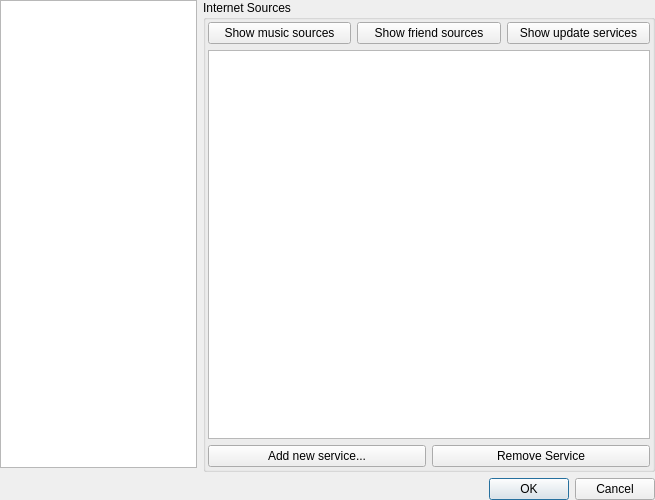
Before: the Qt Designer form src/stackedsettingsdialog.ui in tomahawk-player/tomahawk, drawn with Qt 5.
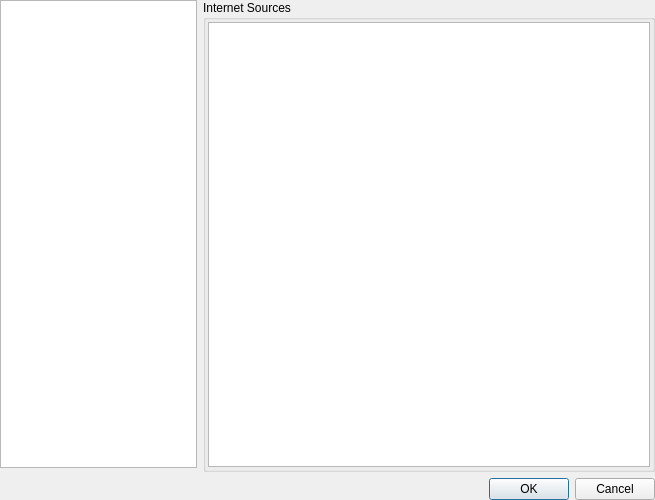
After: the same form once the commit is applied. Custom widgets are drawn as their Qt base class.

Diff of the .ui file:
```diff
--- a/src/stackedsettingsdialog.ui
+++ b/src/stackedsettingsdialog.ui
@@ -102,51 +102,11 @@
              <number>2</number>
             </property>
             <item>
-             <layout class="QHBoxLayout" name="horizontalLayout_2">
-              <item>
-               <widget class="QPushButton" name="showResolvers">
-                <property name="text">
-                 <string>Show music sources</string>
-                </property>
-               </widget>
-              </item>
-              <item>
-               <widget class="QPushButton" name="showSIP">
-                <property name="text">
-                 <string>Show friend sources</string>
-                </property>
-               </widget>
-              </item>
-              <item>
-               <widget class="QPushButton" name="showPushAccounts">
-                <property name="text">
-                 <string>Show update services</string>
-                </property>
-               </widget>
-              </item>
-             </layout>
+             <layout class="QHBoxLayout" name="horizontalLayout_2"/>
             </item>
             <item>
              <widget class="QListView" name="accountsView"/>
             </item>
-            <item>
-             <layout class="QHBoxLayout" name="horizontalLayout_5">
-              <item>
-               <widget class="QPushButton" name="addNewServiceBtn">
-                <property name="text">
-                 <string>Add new service...</string>
-                </property>
-               </widget>
-              </item>
-              <item>
-               <widget class="QPushButton" name="removeServiceBtn">
-                <property name="text">
-                 <string>Remove Service</string>
-                </property>
-               </widget>
-              </item>
-             </layout>
-            </item>
            </layout>
           </widget>
          </item>
```
